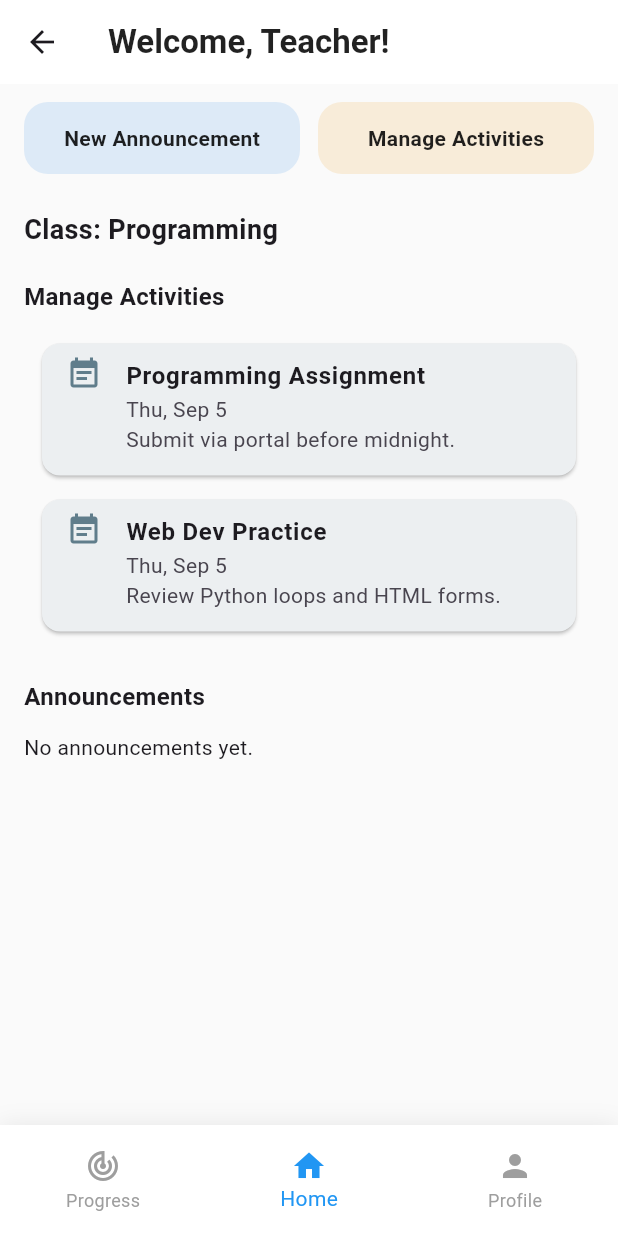
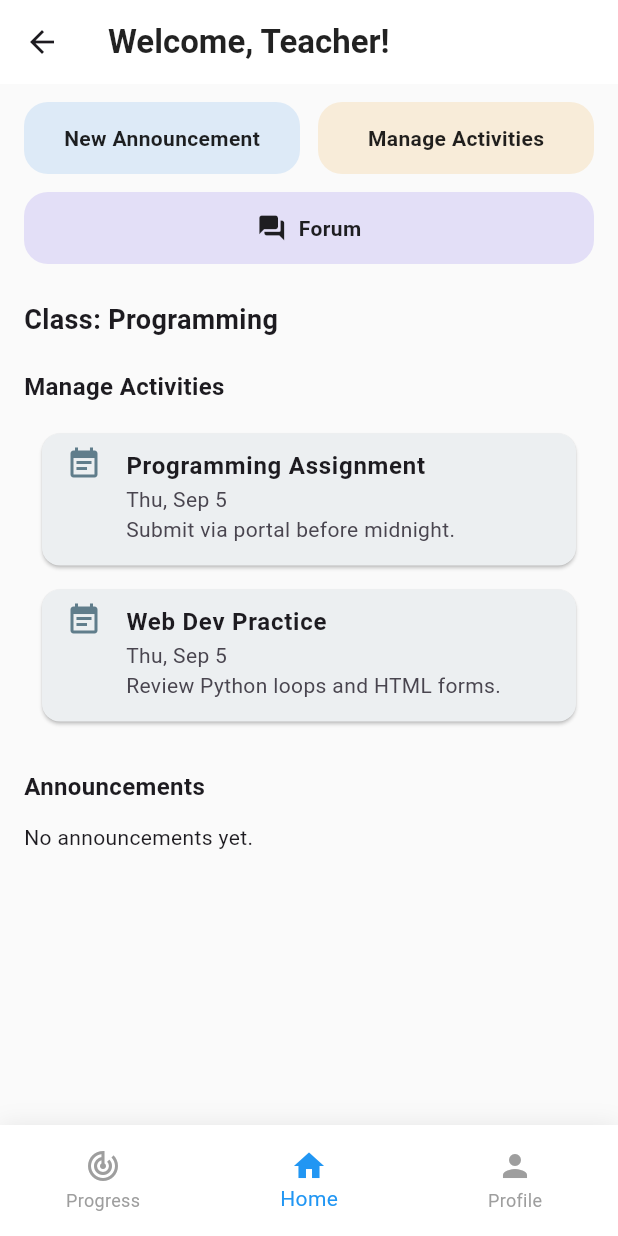
Before and after one commit to AzfarSharifuddin/CScore, a Flutter app: the TeacherDashboard screen opened directly, on a phone screen of 412 x 824 dp. Run offline on Flutter 3.47's test engine with Material 3 defaults, Android fonts, the light colour scheme and no system bars; our stand-ins replace chewie, cloud_firestore, connectivity_plus, dio, file_picker, firebase_auth and 6 more; missing offline and left inert: pdfx, video_compress, video_thumbnail; accounts and stored records are empty; network calls fail; statements that could not run were skipped.

Commit message:
updated111

```diff
--- a/cscore/lib/DashboardModule/Screens/teacher_dashboard.dart
+++ b/cscore/lib/DashboardModule/Screens/teacher_dashboard.dart
@@ -37,8 +37,7 @@ class TeacherDashboard extends StatelessWidget {
         child: Column(
           crossAxisAlignment: CrossAxisAlignment.start,
           children: [
-
-            /// TOP BUTTONS REDESIGNED
+            /// TOP BUTTONS
             Row(
               children: [
                 Expanded(
@@ -54,7 +53,7 @@ class TeacherDashboard extends StatelessWidget {
                     child: Container(
                       padding: const EdgeInsets.symmetric(vertical: 14),
                       decoration: BoxDecoration(
-                        color: const Color(0xFFDDEAF7), // Soft blue
+                        color: const Color(0xFFDDEAF7),
                         borderRadius: BorderRadius.circular(16),
                       ),
                       alignment: Alignment.center,
@@ -83,7 +82,7 @@ class TeacherDashboard extends StatelessWidget {
                     child: Container(
                       padding: const EdgeInsets.symmetric(vertical: 14),
                       decoration: BoxDecoration(
-                        color: const Color(0xFFF8ECD9), // Soft peach
+                        color: const Color(0xFFF8ECD9),
                         borderRadius: BorderRadius.circular(16),
                       ),
                       alignment: Alignment.center,
@@ -94,6 +93,48 @@ class TeacherDashboard extends StatelessWidget {
                           color: Colors.black87,
                           fontSize: 14,
                         ),
+                      ),
+                    ),
+                  ),
+                ),
+              ],
+            ),
+
+            const SizedBox(height: 12),
+
+            /// ⭐ NEW FORUM BUTTON (Just like Student Dashboard)
+            Row(
+              children: [
+                Expanded(
+                  child: GestureDetector(
+                    onTap: () {
+                      Navigator.pushNamed(context, '/forum'); // <-- Forum route
+                    },
+                    child: Container(
+                      padding: const EdgeInsets.symmetric(vertical: 14),
+                      decoration: BoxDecoration(
+                        color: Color(0xFFE3DFF7), // Soft purple
+                        borderRadius: BorderRadius.circular(16),
+                      ),
+                      alignment: Alignment.center,
+                      child: const Row(
+                        mainAxisAlignment: MainAxisAlignment.center,
+                        children: [
+                          Icon(
+                            Icons.forum_rounded,
+                            color: Colors.black87,
+                            size: 20,
+                          ),
+                          SizedBox(width: 8),
+                          Text(
+                            "Forum",
+                            style: TextStyle(
+                              fontWeight: FontWeight.w600,
+                              color: Colors.black87,
+                              fontSize: 14,
+                            ),
+                          ),
+                        ],
                       ),
                     ),
                   ),
@@ -115,7 +156,6 @@ class TeacherDashboard extends StatelessWidget {
             ),
             const SizedBox(height: 12),
 
-            /// ACTIVITY CARDS (unchanged logic, but cards already styled internally)
             ...data.getActivities().map((a) => ActivityCard(activity: a)),
             const SizedBox(height: 24),
 
@@ -125,7 +165,6 @@ class TeacherDashboard extends StatelessWidget {
             ),
             const SizedBox(height: 12),
 
-            /// FIREBASE ANNOUNCEMENTS (unchanged)
             StreamBuilder(
               stream: FirebaseFirestore.instance
                   .collection('Announcements')
@@ -151,13 +190,12 @@ class TeacherDashboard extends StatelessWidget {
         ),
       ),
 
-      /// BOTTOM NAV REDESIGN
       bottomNavigationBar: Container(
         padding: const EdgeInsets.symmetric(vertical: 8),
         decoration: BoxDecoration(
           color: Colors.white,
           boxShadow: [
-            BoxShadow(color: Colors.black12.withOpacity(0.08), blurRadius: 12)
+            BoxShadow(color: Colors.black12.withOpacity(0.08), blurRadius: 12),
           ],
         ),
         child: BottomNavigationBar(
```
